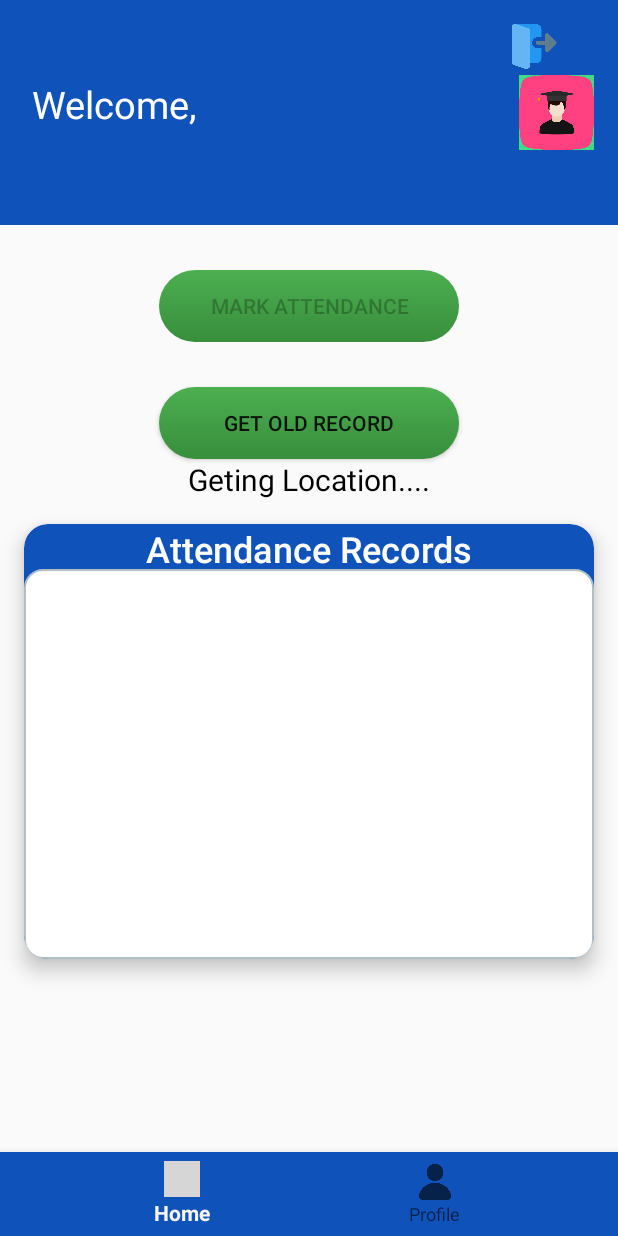
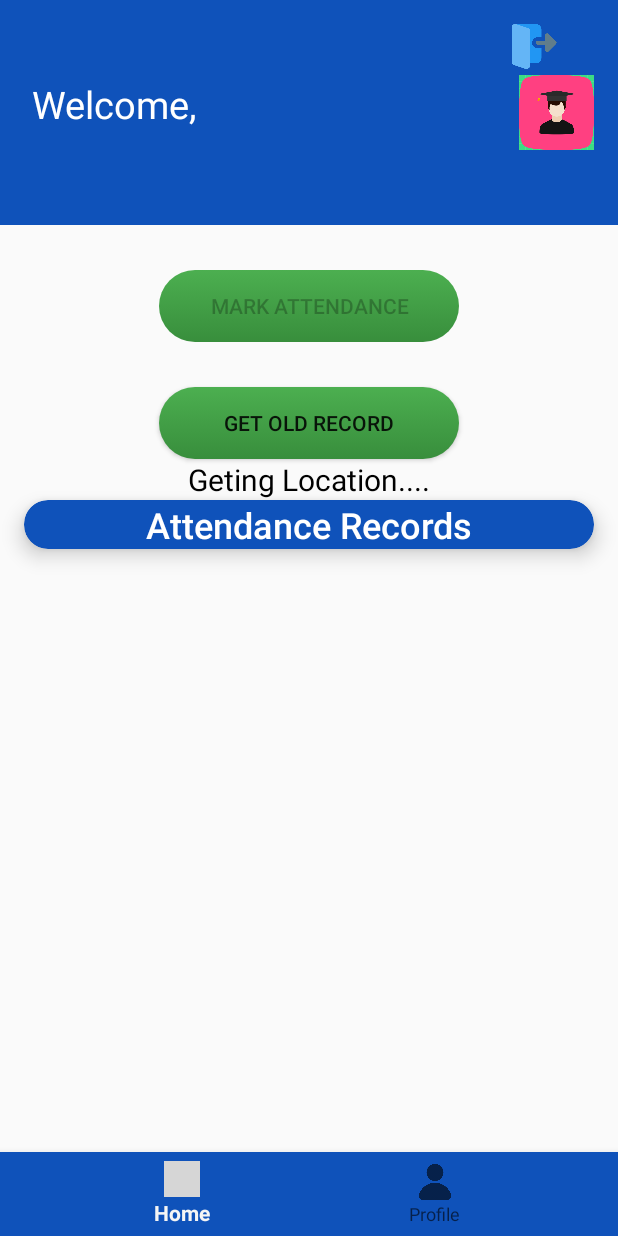
Before and after one commit to viralsangecha/CampusConnect, an Android app: the student_dashboard screen opened directly, with no data from a screen before it, on a phone screen of 412 x 824 dp. Run offline under Robolectric (Android 15) with nearby library versions, the phone set to English and light mode, and no system bars; our stand-ins replace Firebase (no records; nobody signed in at launch, a user with empty details on screens opened directly); grey boxes are pictures that could not be loaded.

Commit message:
listview height adjust

```diff
--- a/app/src/main/res/layout/activity_student_dashboard.xml
+++ b/app/src/main/res/layout/activity_student_dashboard.xml
@@ -93,17 +93,19 @@
 
         <androidx.cardview.widget.CardView
             android:layout_width="match_parent"
-            android:layout_height="290dp"
+            android:layout_height="wrap_content"
             app:cardCornerRadius="16dp"
             app:cardElevation="8dp"
-            android:layout_margin="16dp"
+            android:layout_marginBottom="79dp"
+            android:layout_marginLeft="16dp"
+            android:layout_marginRight="16dp"
             app:cardBackgroundColor="@color/sapphire_blue"
             >
             <!-- Title -->
             <TextView
                 android:id="@+id/title"
                 android:layout_width="match_parent"
-                android:layout_height="wrap_content"
+                android:layout_height="match_parent"
                 android:text="Attendance Records"
                 android:textSize="24sp"
                 android:textAlignment="center"
@@ -122,7 +124,7 @@
                 <ListView
                     android:id="@+id/showatten"
                     android:layout_width="match_parent"
-                    android:layout_height="match_parent"
+                    android:layout_height="wrap_content"
                     android:layout_below="@id/title"
                     android:layout_marginTop="30dp"
                     android:background="@drawable/edittext_background"
```
